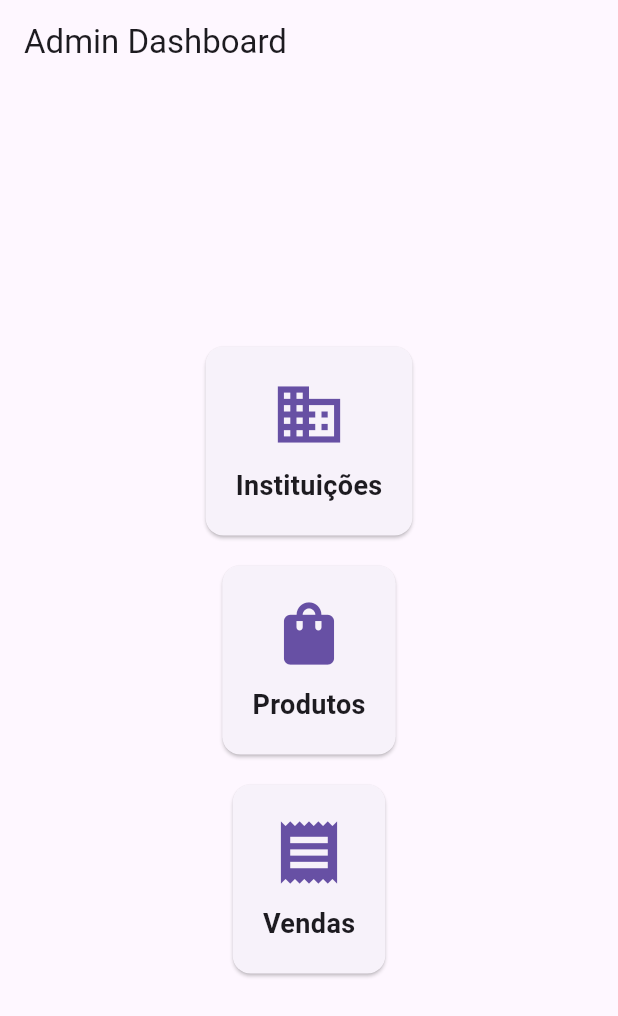
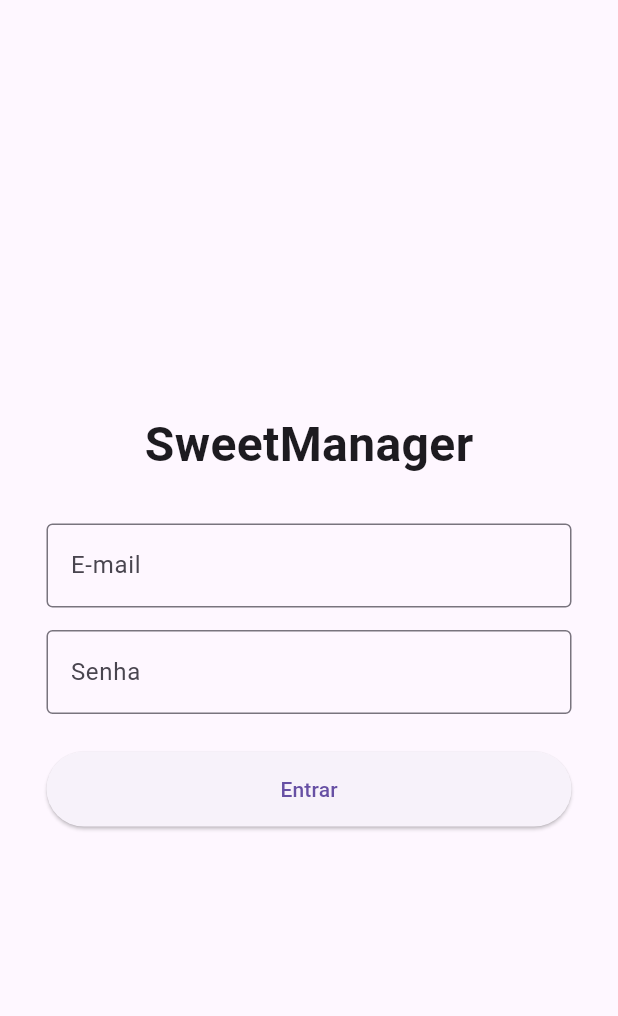
Before and after one commit to MiguelF89/SWEETMANEGER, a Flutter app: the screen it shows after launch, on a phone screen of 412 x 824 dp. Shown: the top 1016 px of the screen. Run offline on Flutter 3.47's test engine with Material 3 defaults, Android fonts, the phone set to English and light mode, and no system bars; our stand-ins replace shared_preferences.

Commit message:
flutter realizando login e paginas

```diff
--- a/SWEETMANAGER/FLUTTER/lib/main.dart
+++ b/SWEETMANAGER/FLUTTER/lib/main.dart
@@ -1,4 +1,6 @@
 import 'package:flutter/material.dart';
+import 'modules/auth/pages/login_page.dart';
+import 'modules/dashboard/home_page.dart'; // exemplo
 
 void main() {
   runApp(const MyApp());
@@ -10,83 +12,12 @@ class MyApp extends StatelessWidget {
   @override
   Widget build(BuildContext context) {
     return MaterialApp(
-      title: 'Admin System',
-      theme: ThemeData(
-        primarySwatch: Colors.blue,
-      ),
-      home: const HomeScreen(),
+      debugShowCheckedModeBanner: false,
+      initialRoute: "/login",
+      routes: {
+        "/login": (context) => const LoginPage(),
+        "/dashboard": (context) => const HomePage(),
+      },
     );
   }
 }
-
-class HomeScreen extends StatelessWidget {
-  const HomeScreen({super.key});
-
-  @override
-  Widget build(BuildContext context) {
-    return Scaffold(
-      appBar: AppBar(
-        title: const Text('Admin Dashboard'),
-      ),
-      body: Center(
-        child: Column(
-          mainAxisAlignment: MainAxisAlignment.center,
-          children: <Widget>[
-            _buildCard(
-              context,
-              title: 'Instituições',
-              icon: Icons.business,
-              onTap: () {
-                ScaffoldMessenger.of(context).showSnackBar(
-                  const SnackBar(content: Text('Funcionalidade de Instituições em desenvolvimento.')),
-                );
-              },
-            ),
-            _buildCard(
-              context,
-              title: 'Produtos',
-              icon: Icons.shopping_bag,
-              onTap: () {
-                ScaffoldMessenger.of(context).showSnackBar(
-                  const SnackBar(content: Text('Funcionalidade de Produtos em desenvolvimento.')),
-                );
-              },
-            ),
-            _buildCard(
-              context,
-              title: 'Vendas',
-              icon: Icons.receipt,
-              onTap: () {
-                ScaffoldMessenger.of(context).showSnackBar(
-                  const SnackBar(content: Text('Funcionalidade de Vendas em desenvolvimento.')),
-                );
-              },
-            ),
-          ],
-        ),
-      ),
-    );
-  }
-
-  Widget _buildCard(BuildContext context, {required String title, required IconData icon, required VoidCallback onTap}) {
-    return Card(
-      margin: const EdgeInsets.all(10),
-      child: InkWell(
-        onTap: onTap,
-        child: Padding(
-          padding: const EdgeInsets.all(20),
-          child: Column(
-            children: <Widget>[
-              Icon(icon, size: 50, color: Theme.of(context).primaryColor),
-              const SizedBox(height: 10),
-              Text(
-                title,
-                style: const TextStyle(fontSize: 18, fontWeight: FontWeight.bold),
-              ),
-            ],
-          ),
-        ),
-      ),
-    );
-  }
-}
--- /dev/null
+++ b/SWEETMANAGER/FLUTTER/lib/modules/auth/pages/login_page.dart
@@ -0,0 +1,88 @@
+import 'package:flutter/material.dart';
+import '../auth_controller.dart';
+
+class LoginPage extends StatefulWidget {
+  const LoginPage({super.key});
+
+  @override
+  State<LoginPage> createState() => _LoginPageState();
+}
+
+class _LoginPageState extends State<LoginPage> {
+  final emailController = TextEditingController();
+  final passwordController = TextEditingController();
+  final auth = AuthController();
+  bool loading = false;
+
+  Future<void> login() async {
+    setState(() => loading = true);
+
+    final ok = await auth.login(
+      emailController.text.trim(),
+      passwordController.text.trim(),
+    );
+
+    setState(() => loading = false);
+
+    if (!mounted) return;
+
+    if (ok) {
+      Navigator.pushReplacementNamed(context, "/dashboard");
+    } else {
+      ScaffoldMessenger.of(context).showSnackBar(
+        const SnackBar(content: Text("Falha no login. Verifique os dados.")),
+      );
+    }
+  }
+
+  @override
+  Widget build(BuildContext context) {
+    return Scaffold(
+      body: Center(
+        child: SizedBox(
+          width: 350,
+          child: Column(
+            mainAxisAlignment: MainAxisAlignment.center,
+            children: [
+              const Text(
+                "SweetManager",
+                style: TextStyle(fontSize: 32, fontWeight: FontWeight.bold),
+              ),
+              const SizedBox(height: 30),
+
+              TextField(
+                controller: emailController,
+                decoration: const InputDecoration(
+                  labelText: "E-mail",
+                  border: OutlineInputBorder(),
+                ),
+              ),
+              const SizedBox(height: 15),
+
+              TextField(
+                controller: passwordController,
+                obscureText: true,
+                decoration: const InputDecoration(
+                  labelText: "Senha",
+                  border: OutlineInputBorder(),
+                ),
+              ),
+              const SizedBox(height: 25),
+
+              SizedBox(
+                width: double.infinity,
+                height: 50,
+                child: ElevatedButton(
+                  onPressed: loading ? null : login,
+                  child: loading
+                      ? const CircularProgressIndicator()
+                      : const Text("Entrar"),
+                ),
+              )
+            ],
+          ),
+        ),
+      ),
+    );
+  }
+}
```
Also changed, not shown: SWEETMANAGER/FLUTTER/lib/constants/api_constants.dart (added, +11 -0 lines), SWEETMANAGER/FLUTTER/lib/modules/auth/auth_controller.dart (added, +34 -0 lines), SWEETMANAGER/FLUTTER/lib/modules/dashboard/home_page.dart (added, +98 -0 lines), SWEETMANAGER/FLUTTER/lib/services/api_service.dart (+13 -71 lines), SWEETMANAGER/FLUTTER/lib/services/auth_services.dart (added, +23 -0 lines), SWEETMANAGER/FLUTTER/pubspec.yaml (+7 -4 lines), SWEETMANAGER/FLUTTER/pubspec.lock, 7 other files.
